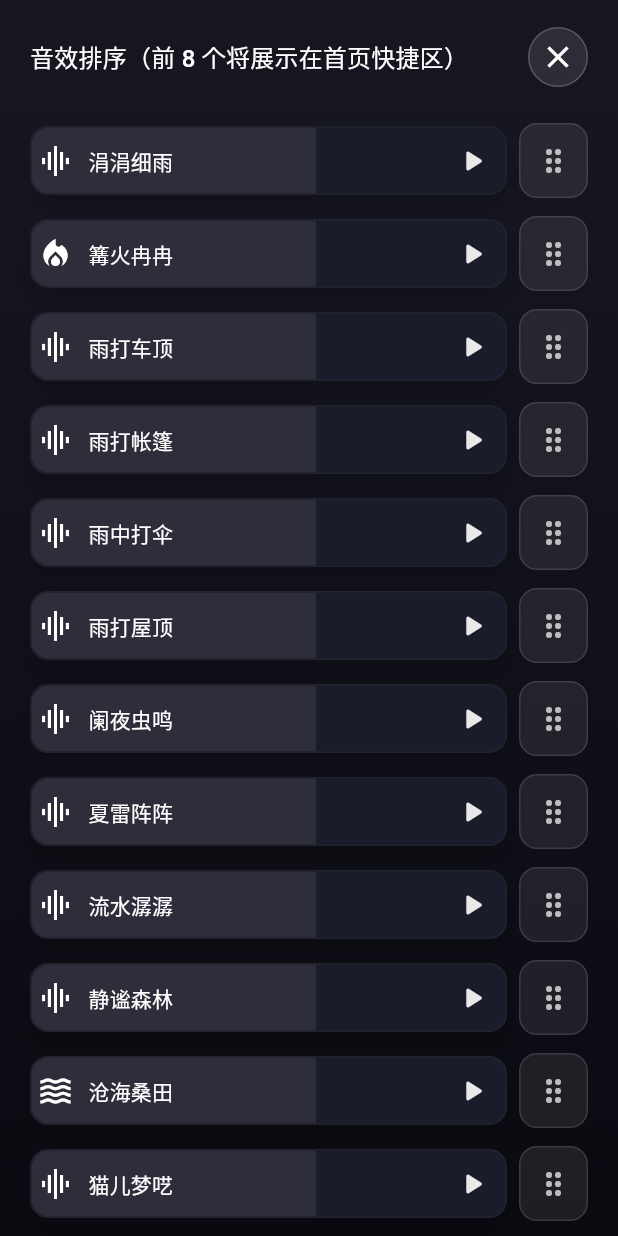
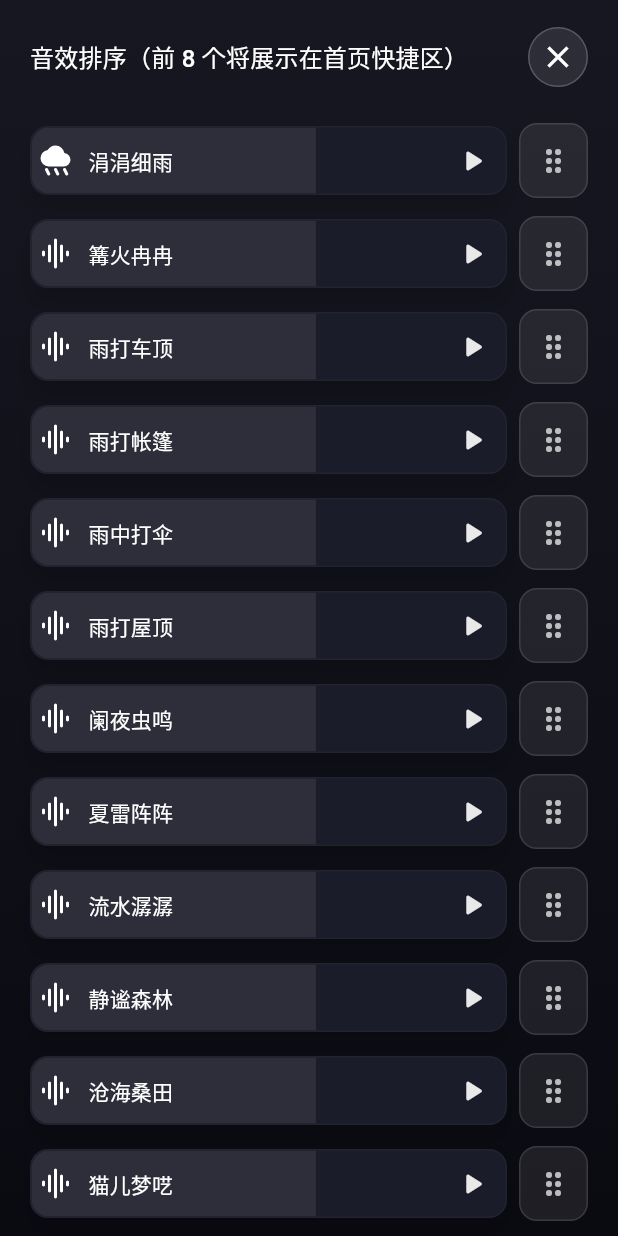
Before and after one commit to Clowrain/sound_box, a Flutter app: the SoundsPage screen opened by its route, on a phone screen of 412 x 824 dp. Run offline on Flutter 3.47's test engine with Material 3 defaults, Android fonts, the phone set to English and light mode, and no system bars; our stand-ins replace flutter_svg, just_audio, shared_preferences; missing offline and left inert: audio_session; accounts and stored records are empty.

Commit message:
feat: 修改首页按钮的icon显示效果

```diff
--- a/lib/domain/sounds/white_noise_sound.dart
+++ b/lib/domain/sounds/white_noise_sound.dart
@@ -1,4 +1,4 @@
-import 'package:flutter/material.dart';
+import 'dart:ui';
 
 /// 单一音色模型，对应 sounds.json 中的扁平条目。
 class WhiteNoiseSound {
@@ -6,7 +6,7 @@ class WhiteNoiseSound {
     required this.id,
     required this.name,
     required this.path,
-    required this.iconName,
+    required this.iconAsset,
     this.color,
     this.locked = false,
   });
@@ -14,16 +14,16 @@ class WhiteNoiseSound {
   final String id;
   final String name;
   final String path;
-  final String iconName;
+  final String iconAsset;
   final Color? color;
   final bool locked;
 
-  IconData get icon => _WhiteNoiseIcons.iconFor(iconName);
+  String get svgAsset => _resolveSvgAsset(iconAsset);
 
   WhiteNoiseSound copyWith({
     String? name,
     String? path,
-    String? iconName,
+    String? iconAsset,
     Color? color,
     bool? locked,
   }) {
@@ -31,7 +31,7 @@ class WhiteNoiseSound {
       id: id,
       name: name ?? this.name,
       path: path ?? this.path,
-      iconName: iconName ?? this.iconName,
+      iconAsset: iconAsset ?? this.iconAsset,
       color: color ?? this.color,
       locked: locked ?? this.locked,
     );
@@ -45,7 +45,7 @@ class WhiteNoiseSound {
       id: id,
       name: json['name'] as String? ?? id,
       path: json['path'] as String? ?? '',
-      iconName: json['icon'] as String? ?? 'graphic-eq',
+      iconAsset: json['icon'] as String? ?? _defaultSvgAsset,
       color: _parseColor(json['color'] as String?),
     );
   }
@@ -65,55 +65,12 @@ class WhiteNoiseSoundState {
   }
 }
 
-class _WhiteNoiseIcons {
-  static IconData iconFor(String key) {
-    return _iconMap[key] ?? Icons.graphic_eq;
-  }
+const String _defaultSvgAsset = 'assets/icons/default.svg';
 
-  static const Map<String, IconData> _iconMap = {
-    'airplane-engines': Icons.flight_takeoff,
-    'bell-fill': Icons.notifications_active,
-    'broadcast-pin': Icons.podcasts,
-    'bug-fill': Icons.bug_report,
-    'building-fill': Icons.apartment,
-    'buildings-fill': Icons.location_city,
-    'cart-fill': Icons.shopping_cart,
-    'chat-dots-fill': Icons.chat_bubble_outline,
-    'chat-square-quote-fill': Icons.format_quote,
-    'clock-fill': Icons.access_time_filled,
-    'cloud-lightning-fill': Icons.thunderstorm,
-    'cloud-rain-fill': Icons.cloud,
-    'cookie': Icons.cookie,
-    'cup-hot-fill': Icons.local_cafe,
-    'dribbble': Icons.sports_basketball,
-    'droplet-fill': Icons.water_drop,
-    'egg-fill': Icons.egg,
-    'emoji-smile-fill': Icons.sentiment_satisfied_alt,
-    'fan': Icons.toys,
-    'fire': Icons.local_fire_department,
-    'flower1': Icons.local_florist,
-    'gear-fill': Icons.settings,
-    'hand-index-thumb': Icons.back_hand,
-    'house-fill': Icons.house_rounded,
-    'keyboard-fill': Icons.keyboard,
-    'life-preserver': Icons.sailing,
-    'moon-stars-fill': Icons.nights_stay,
-    'music-note-beamed': Icons.music_note,
-    'person-walking': Icons.directions_walk,
-    'printer-fill': Icons.print,
-    'puzzle-fill': Icons.extension,
-    'scissors': Icons.content_cut,
-    'signpost-2-fill': Icons.alt_route,
-    'stars': Icons.stars,
-    'tools': Icons.handyman,
-    'train-front-fill': Icons.train,
-    'train-lightrail-front': Icons.tram,
-    'tree-fill': Icons.park,
-    'triangle-fill': Icons.change_history,
-    'twitter': Icons.flutter_dash,
-    'water': Icons.waves,
-    'wind': Icons.air,
-  };
+String _resolveSvgAsset(String raw) {
+  if (raw.isEmpty) return _defaultSvgAsset;
+  if (raw.endsWith('.svg')) return raw;
+  return _defaultSvgAsset;
 }
 
 Color? _parseColor(String? hex) {
--- a/lib/features/sounds/widgets/sound_card.dart
+++ b/lib/features/sounds/widgets/sound_card.dart
@@ -1,4 +1,5 @@
 import 'package:flutter/material.dart';
+import 'package:flutter_svg/svg.dart';
 import 'package:sound_box/domain/sounds/white_noise_sound.dart';
 
 class SoundCard extends StatelessWidget {
@@ -76,7 +77,15 @@ class SoundCard extends StatelessWidget {
                       child: Row(
                         children: [
                           const SizedBox(width: 4),
-                          Icon(sound.icon, color: Colors.white, size: 24),
+                          SvgPicture.asset(
+                            sound.svgAsset,
+                            width: 24,
+                            height: 24,
+                            colorFilter: const ColorFilter.mode(
+                              Colors.white,
+                              BlendMode.srcIn,
+                            ),
+                          ),
                           const SizedBox(width: 10),
                           Flexible(
                             child: Column(
--- a/pubspec.yaml
+++ b/pubspec.yaml
@@ -16,6 +16,7 @@ dependencies:
   shared_preferences: ^2.2.2
   audio_session: ^0.2.2
   just_audio: ^0.10.5
+  flutter_svg: ^2.0.9
 
 dev_dependencies:
   flutter_test:
@@ -31,3 +32,5 @@ flutter:
   assets:
     - assets/sounds/
     - assets/sounds/variants/
+    - assets/icons/
+    - assets/icons/
```
Also changed, not shown: assets/sounds/sounds.json (+31 -31 lines), lib/features/home/widgets/breathingIcon/breathing_icon_config.dart (added, +28 -0 lines), lib/features/home/widgets/breathingIcon/breathing_icon_controller.dart (added, +49 -0 lines), lib/features/home/widgets/breathingIcon/breathing_icon_group.dart (added, +146 -0 lines), lib/features/home/widgets/breathingIcon/breathing_icon_item.dart (added, +83 -0 lines), lib/features/home/widgets/breathingIcon/breathing_svg_icon.dart (added, +77 -0 lines), lib/features/home/widgets/home_square_button.dart (+14 -1 lines), lib/features/home/widgets/quick_sound_grid.dart (+4 -5 lines), lib/features/sounds/widgets/pinned_strip.dart (+12 -1 lines), assets/icons/default.svg (added), assets/icons/rain.svg (added), pubspec.lock, 1 other file.
